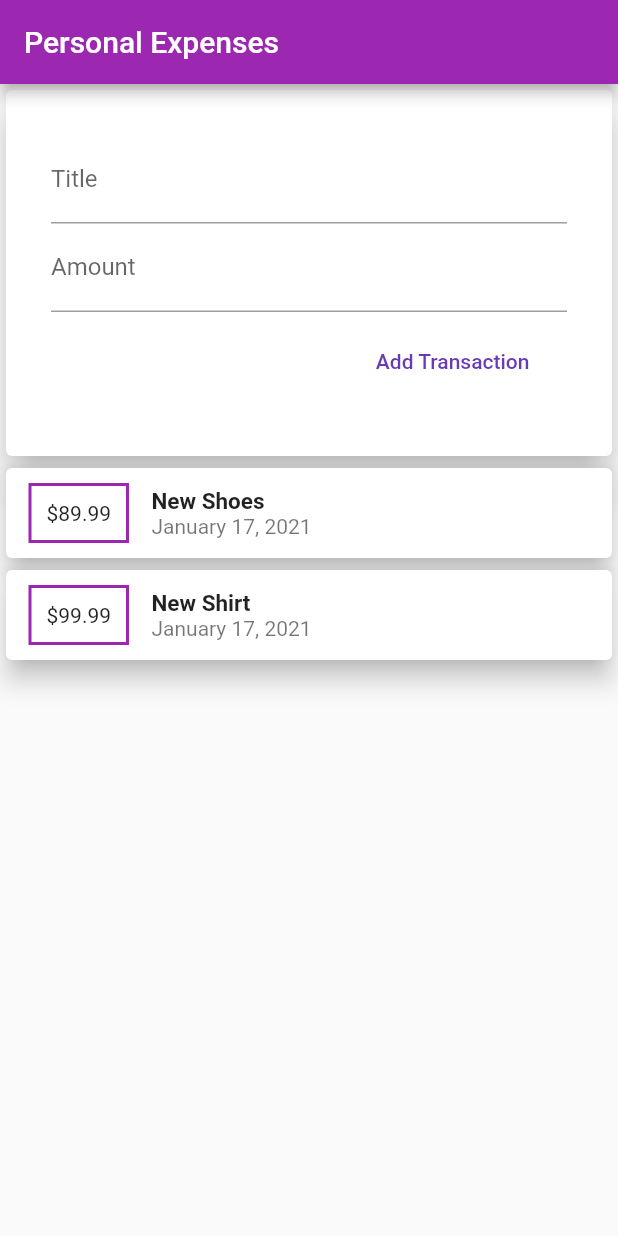
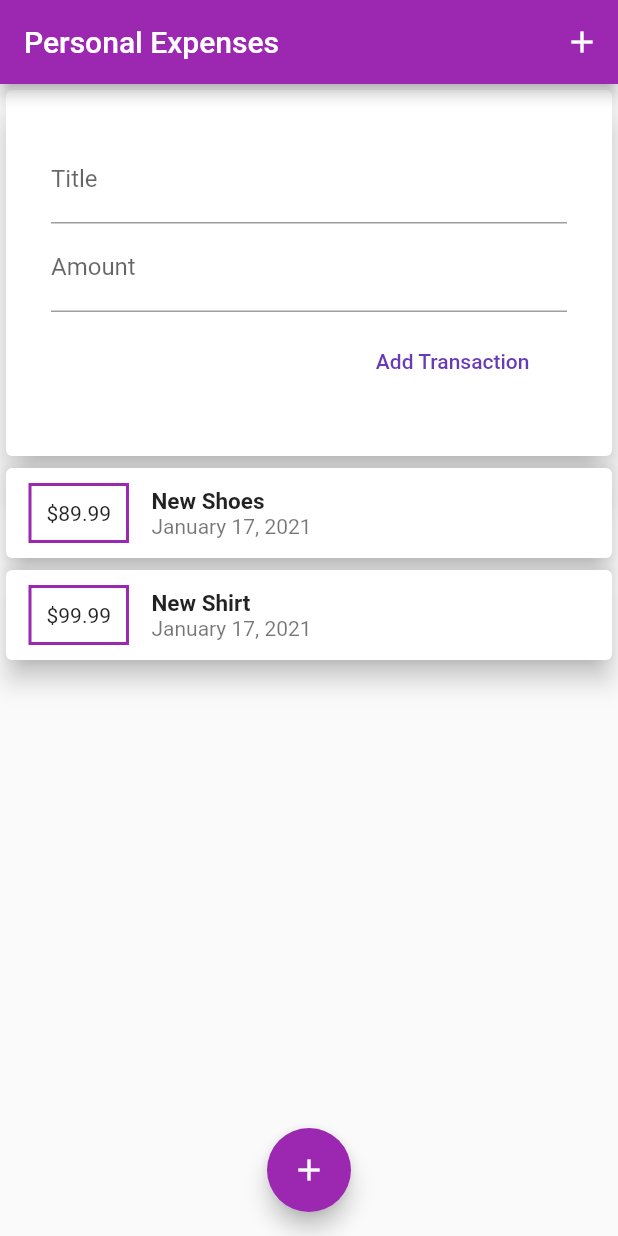
Before and after one commit to rahulNetkar/Personal_expenses_tracker, a Flutter app: the screen it shows after launch, on a phone screen of 412 x 824 dp. Run offline on Flutter 3.47's test engine with Material 2 defaults, Android fonts, the phone set to English and light mode, and no system bars.

Commit message:
Update main.dart

```diff
--- a/per_exp/lib/main.dart
+++ b/per_exp/lib/main.dart
@@ -9,6 +9,7 @@ class MyApp extends StatelessWidget {
   @override
   Widget build(BuildContext context) {
     return MaterialApp(
+      debugShowCheckedModeBanner: false,
       title: "Expenses App",
       home: MyHomePage(),
       theme: ThemeData(primarySwatch: Colors.purple),
@@ -22,6 +23,12 @@ class MyHomePage extends StatelessWidget {
     return Scaffold(
       appBar: AppBar(
         title: Text('Personal Expenses'),
+        actions: [
+          IconButton(
+            icon: Icon(Icons.add),
+            onPressed: () {},
+          )
+        ],
       ),
       body: SingleChildScrollView(
         child: Column(
@@ -30,6 +37,11 @@ class MyHomePage extends StatelessWidget {
           ],
         ),
       ),
+      floatingActionButtonLocation: FloatingActionButtonLocation.centerFloat,
+      floatingActionButton: FloatingActionButton(
+        child: Icon(Icons.add),
+        onPressed: () {},
+      ),
     );
   }
 }
```
